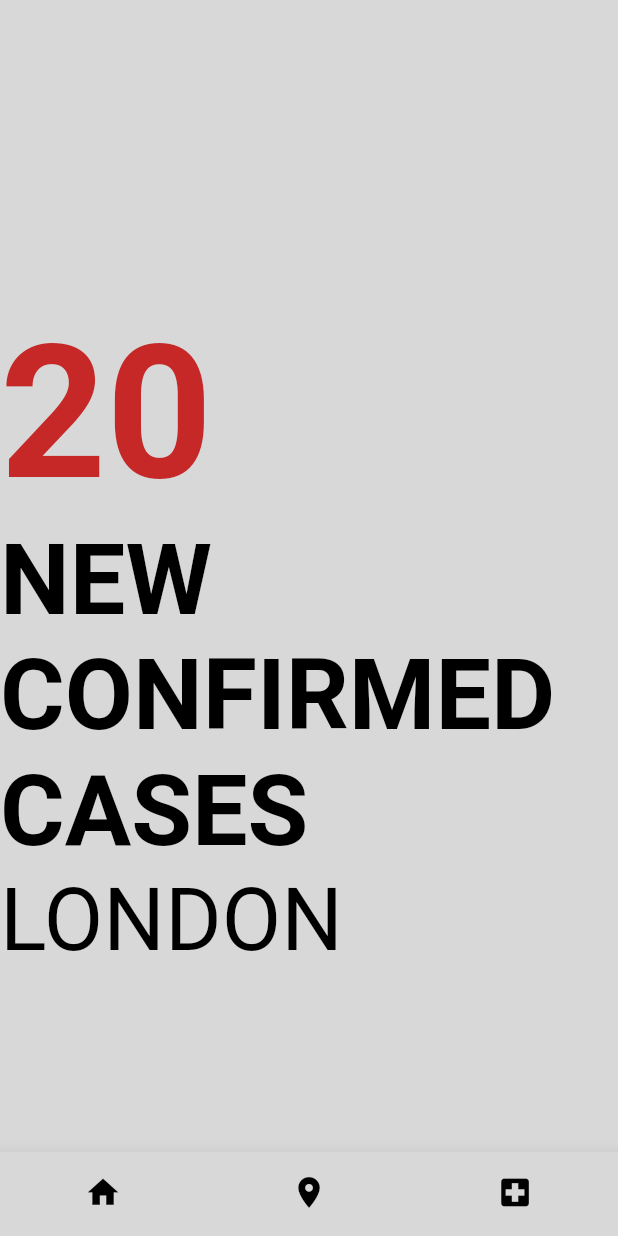
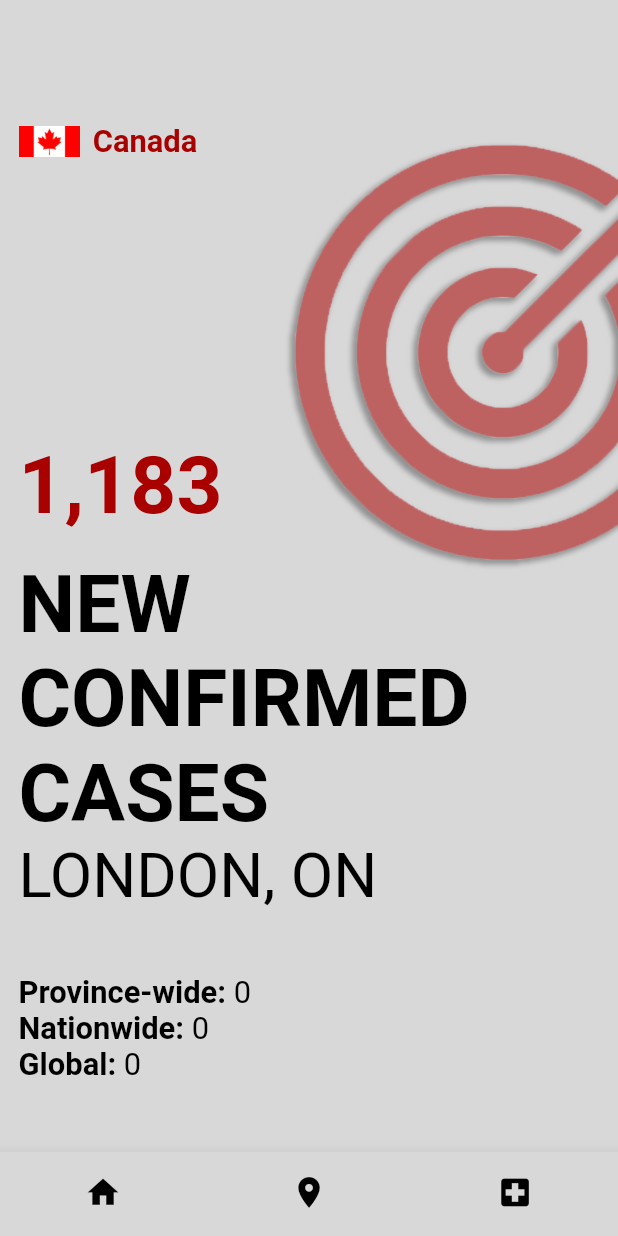
Before and after one commit to toladele/htc_covid_app, a Flutter app: the screen it shows after launch, on a phone screen of 412 x 824 dp. Run offline on Flutter 3.47's test engine with Material 2 defaults, Android fonts, the phone set to English and light mode, and no system bars; missing offline and left inert: covid19.

Commit message:
improve homepage ui

```diff
--- a/lib/color_resource.dart
+++ b/lib/color_resource.dart
@@ -1,6 +1,9 @@
 import 'dart:ui';
+
+import 'package:flutter/material.dart';
 
 class ColorResource {
   static const Color mainColor = Color(0xffD8D8D8);
   static const Color accentColor = Color(0xff000000);
+  static const Color accentFont = Color(0xffa90000);
 }
--- a/lib/home_page.dart
+++ b/lib/home_page.dart
@@ -1,3 +1,4 @@
+import 'package:covid19/covid19.dart';
 import 'package:flutter/cupertino.dart';
 import 'package:flutter/material.dart';
 
@@ -14,62 +15,156 @@ class HomePage extends StatefulWidget {
 }
 
 class _HomePageState extends State<HomePage> {
-  int _counter = 0;
   int _selectedIndex = 0;
+  int globalCases = 0;
+  int cityCases = 0;
+  int countryCases = 0;
+  int provinceCases = 0;
+
+  @override
+  void initState() {
+    super.initState();
+    //_checkEmailVerification();
+    _getCovidStats();
+  }
+
+  void _getCovidStats() async {
+    // get the latest update for Ontario
+    var covid = Covid19Client();
+    // var citySummary = await covid.getByCountryTotal(country: "Canada");
+    // var cityContents =
+    //     citySummary.lastWhere((element) => element.city == "London");
+    var provinceSummary =
+        await covid.getLive(country: "Canada", status: "confirmed");
+    var countrySummary = await covid.getByCountry(country: "Canada");
+    var globalSummary = await covid.getWorldTotal();
+    var globalContents = globalSummary.totalConfirmed;
+    var countryContents =
+        countrySummary.lastWhere((element) => element.country == "Canada");
+    var provinceContents =
+        provinceSummary.lastWhere((element) => element.province == "Ontario");
+    setState(() {
+      provinceCases = provinceContents.confirmed;
+      countryCases = countryContents.confirmed;
+      globalCases = globalContents;
+    });
+    var reversedContents = "hey";
+    covid.close();
+  }
 
   @override
   Widget build(BuildContext context) {
-    // This method is rerun every time setState is called, for instance as done
-    // by the _incrementCounter method above.
-    //
-    // The Flutter framework has been optimized to make rerunning build methods
-    // fast, so that you can just rebuild anything that needs updating rather
-    // than having to individually change instances of widgets.
     SizeConfig().init(context);
-    return Scaffold(
-      body: Column(
+    return Container(
+      decoration: BoxDecoration(
+          image: DecorationImage(
+              image: AssetImage("assets/bg.png"), fit: BoxFit.cover)),
+      child: Scaffold(
+        backgroundColor: Colors.transparent,
+        body: Container(
+          padding: EdgeInsets.fromLTRB(
+            SizeConfig().getBlockSizeHorizontal(3),
+            SizeConfig().getBlockSizeVertical(10),
+            SizeConfig().getBlockSizeHorizontal(1),
+            SizeConfig().getBlockSizeVertical(00),
+          ),
+          child: Column(
             crossAxisAlignment: CrossAxisAlignment.start,
-        mainAxisAlignment: MainAxisAlignment.center,
+            mainAxisAlignment: MainAxisAlignment.start,
             children: <Widget>[
+              getCanadaLogo(),
+              getNumCases(),
+              Text(
+                'New Confirmed Cases'.toUpperCase(),
+                maxLines: 3,
+                style: TextStyle(
+                    color: ColorResource.accentColor,
+                    fontSize: SizeConfig().getBlockSizeHorizontal(13),
+                    fontWeight: FontWeight.bold),
+              ),
               Container(
-            height: SizeConfig().getBlockSizeVertical(10),
+                padding: EdgeInsets.fromLTRB(
+                  SizeConfig().getBlockSizeHorizontal(0),
+                  SizeConfig().getBlockSizeVertical(0),
+                  SizeConfig().getBlockSizeHorizontal(0),
+                  SizeConfig().getBlockSizeVertical(5),
+                ),
+                child: Text(
+                  'London, ON'.toUpperCase(),
+                  style: TextStyle(
+                      color: ColorResource.accentColor,
+                      fontSize: SizeConfig().getBlockSizeHorizontal(10),
+                      fontWeight: FontWeight.normal),
+                ),
+              ),
+              Row(
+                children: [
+                  Text(
+                    'Province-wide: ',
+                    style: TextStyle(
+                      fontSize: SizeConfig().getBlockSizeHorizontal(5.0),
+                      color: ColorResource.accentColor,
+                      fontWeight: FontWeight.bold,
+                    ),
                   ),
                   Text(
-            '20'.toUpperCase(),
+                    provinceCases.toString().replaceAllMapped(
+                        new RegExp(r'(\d{1,3})(?=(\d{3})+(?!\d))'),
+                        (Match m) => '${m[1]},'),
                     style: TextStyle(
-                color: Colors.red[800],
-                fontSize: SizeConfig().getBlockSizeHorizontal(30),
-                fontWeight: FontWeight.bold),
+                      fontSize: SizeConfig().getBlockSizeHorizontal(5.0),
+                      color: ColorResource.accentColor,
+                      // fontWeight: FontWeight.bold,
+                    ),
+                  ),
+                ],
+              ),
+              Row(
+                children: [
+                  Text(
+                    'Nationwide: ',
+                    style: TextStyle(
+                      fontSize: SizeConfig().getBlockSizeHorizontal(5.0),
+                      color: ColorResource.accentColor,
+                      fontWeight: FontWeight.bold,
+                    ),
                   ),
                   Text(
-            'New'.toUpperCase(),
+                    countryCases.toString().replaceAllMapped(
+                        new RegExp(r'(\d{1,3})(?=(\d{3})+(?!\d))'),
+                        (Match m) => '${m[1]},'),
                     style: TextStyle(
+                      fontSize: SizeConfig().getBlockSizeHorizontal(5.0),
                       color: ColorResource.accentColor,
-                fontSize: SizeConfig().getBlockSizeHorizontal(16),
-                fontWeight: FontWeight.bold),
+                      // fontWeight: FontWeight.bold,
+                    ),
+                  ),
+                ],
+              ),
+              Row(
+                children: [
+                  Text(
+                    'Global: ',
+                    style: TextStyle(
+                      fontSize: SizeConfig().getBlockSizeHorizontal(5.0),
+                      color: ColorResource.accentColor,
+                      fontWeight: FontWeight.bold,
+                    ),
                   ),
                   Text(
-            'Confirmed'.toUpperCase(),
+                    globalCases.toString().replaceAllMapped(
+                        new RegExp(r'(\d{1,3})(?=(\d{3})+(?!\d))'),
+                        (Match m) => '${m[1]},'),
                     style: TextStyle(
+                      fontSize: SizeConfig().getBlockSizeHorizontal(5.0),
                       color: ColorResource.accentColor,
-                fontSize: SizeConfig().getBlockSizeHorizontal(16),
-                fontWeight: FontWeight.bold),
+                      // fontWeight: FontWeight.bold,
                     ),
-          Text(
-            'Cases'.toUpperCase(),
-            style: TextStyle(
-                color: ColorResource.accentColor,
-                fontSize: SizeConfig().getBlockSizeHorizontal(16),
-                fontWeight: FontWeight.bold),
-          ),
-          Text(
-            'London'.toUpperCase(),
-            style: TextStyle(
-                color: ColorResource.accentColor,
-                fontSize: SizeConfig().getBlockSizeHorizontal(14),
-                fontWeight: FontWeight.normal),
                   ),
                 ],
+              ),
+            ],
+          ),
         ),
         floatingActionButton: _selectedIndex == 2
             ? FloatingActionButton(
@@ -104,6 +199,7 @@ class _HomePageState extends State<HomePage> {
           currentIndex: _selectedIndex,
           onTap: _onItemTapped,
         ),
+      ),
     );
   }
 
@@ -112,4 +208,58 @@ class _HomePageState extends State<HomePage> {
       _selectedIndex = index;
     });
   }
+
+  Widget getCanadaLogo() {
+    return Container(
+      padding: EdgeInsets.fromLTRB(
+        0,
+        0,
+        0,
+        SizeConfig().getBlockSizeHorizontal(45),
+      ),
+      child: Row(
+        children: [
+          Container(
+            child: Image(
+              image: AssetImage("assets/canada.png"),
+              width: SizeConfig().getBlockSizeHorizontal(10),
+              // height: SizeConfig().getBlockSizeVertical(25),
+            ),
+            padding: EdgeInsets.fromLTRB(
+              0,
+              0,
+              SizeConfig().getBlockSizeHorizontal(2),
+              0,
+            ),
+          ),
+          Text(
+            'Canada',
+            style: TextStyle(
+              fontSize: SizeConfig().getBlockSizeHorizontal(5.0),
+              color: ColorResource.accentFont,
+              fontWeight: FontWeight.bold,
+            ),
+          ),
+        ],
+      ),
+    );
   }
+
+  Widget getNumCases() {
+    return Container(
+      padding: EdgeInsets.fromLTRB(
+        0,
+        0,
+        0,
+        SizeConfig().getBlockSizeVertical(2),
+      ),
+      child: Text(
+        '1,183'.toUpperCase(),
+        style: TextStyle(
+            color: ColorResource.accentFont,
+            fontSize: SizeConfig().getBlockSizeHorizontal(13),
+            fontWeight: FontWeight.bold),
+      ),
+    );
+  }
+}
```
Also changed, not shown: pubspec.yaml (+8 -0 lines), assets/bg.png (added), assets/canada.png (added), pubspec.lock, 6 other files. Lines whose indentation alone changed are shown as unchanged.
